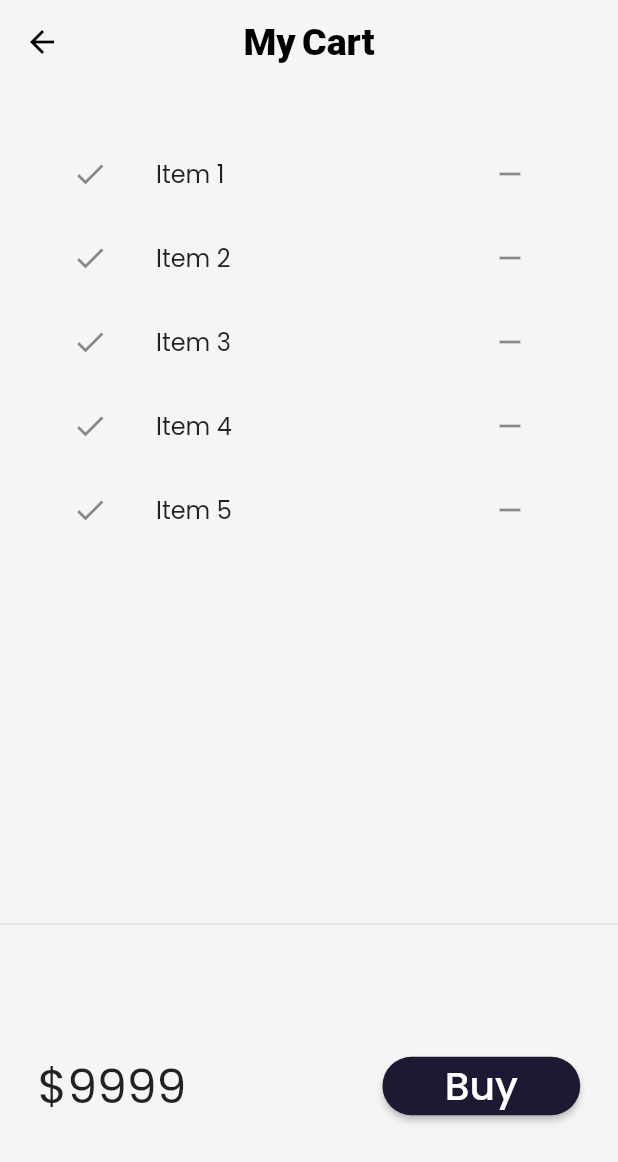
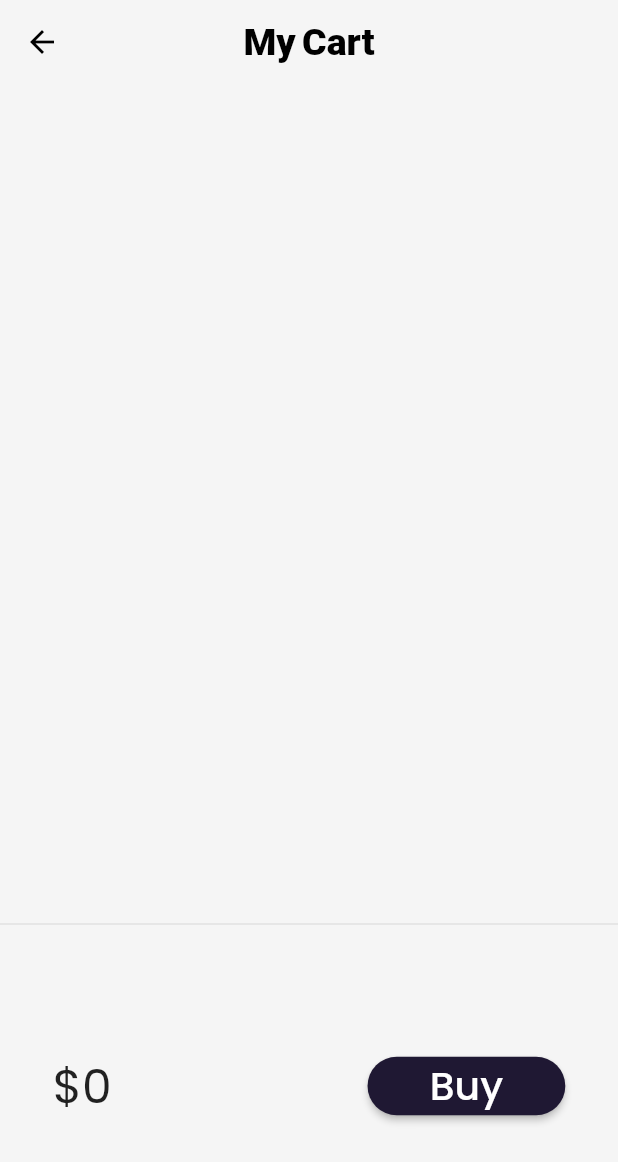
Before and after one commit to xX0ZAK0Xx/Gadgets-Android, a Flutter app: the CartPage screen opened by its route, on a phone screen of 412 x 824 dp. Shown: the top 1162 px of the screen. Run offline on Flutter 3.47's test engine with Material 2 defaults, Android fonts, the phone set to English and light mode, and no system bars; our stand-ins replace google_fonts, velocity_x; network calls fail.

Commit message:
Added cart functionality

```diff
--- a/lib/models/cart.dart
+++ b/lib/models/cart.dart
@@ -1,6 +1,11 @@
 import 'package:gadgets/models/catalog.dart';
 
 class CartModel{
+  //Making Singleton Model
+  static final cartModel = CartModel._internal();
+  CartModel._internal();
+  factory CartModel() => cartModel;
+
   //Catalog Field
   late CatalogModel _catalog;
 
--- a/lib/models/catalog.dart
+++ b/lib/models/catalog.dart
@@ -1,4 +1,9 @@
 class CatalogModel {
+  //Making Singleton Model
+  static final catModel = CatalogModel._internal();
+  CatalogModel._internal();
+  factory CatalogModel() => catModel;
+
   static List<Item> items=[];
 
   //get item by id
--- a/lib/pages/cart_page.dart
+++ b/lib/pages/cart_page.dart
@@ -1,6 +1,7 @@
 import 'package:flutter/material.dart';
 import 'package:velocity_x/velocity_x.dart';
 
+import '../models/cart.dart';
 import '../widgets/themes.dart';
 
 class CartPage extends StatelessWidget {
@@ -31,12 +32,13 @@ class _CartTotal extends StatelessWidget {
 
   @override
   Widget build(BuildContext context) {
+    final _cart = CartModel();
     return SizedBox(
       height: 200,
       child: Row(
         mainAxisAlignment: MainAxisAlignment.spaceAround,
         children: [
-          "\$9999".text.xl4.make(),
+          "\$${_cart.totalPrice}".text.xl4.make(),
           WidthBox(30),
           ElevatedButton(
             onPressed: (){
@@ -62,17 +64,18 @@ class _CartList extends StatefulWidget {
 }
 
 class __CartListState extends State<_CartList> {
+  final _cart = CartModel();
   @override
   Widget build(BuildContext context) {
     return ListView.builder(
-      itemCount: 5,
+      itemCount: _cart.items?.length,
       itemBuilder: (context, index)=> ListTile(
         leading: Icon(Icons.done),
         trailing: IconButton(
           onPressed: (){},
           icon: Icon(Icons.remove)
         ),
-        title: "Item ${index+1}".text.make(),
+        title: _cart.items[index].name.text.make(),
       ),
     );
   }
```
Also changed, not shown: lib/widgets/home_widgets/catalog_item.dart (+32 -6 lines).
